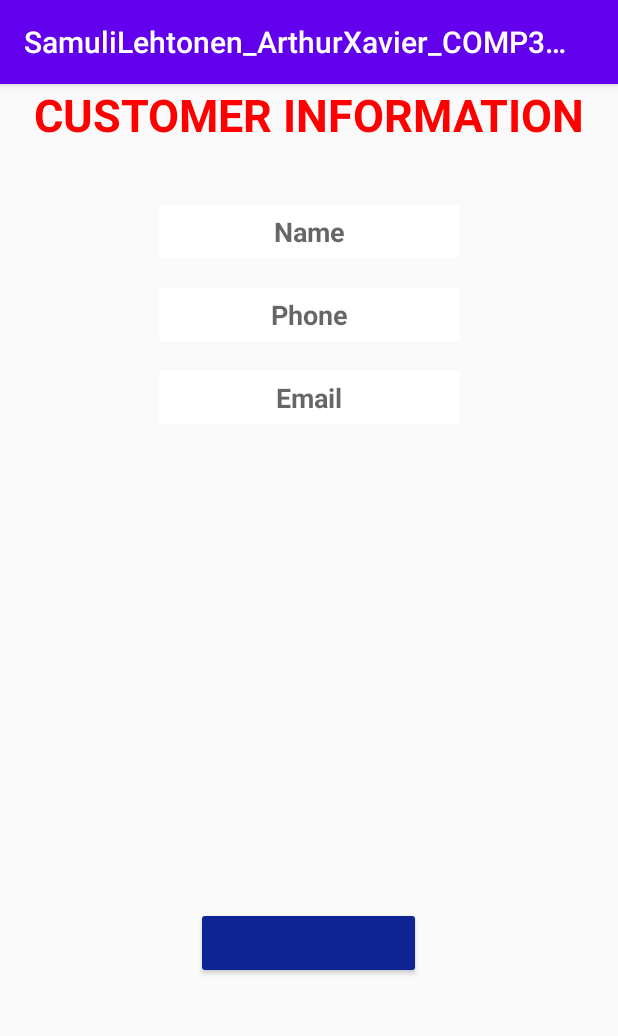
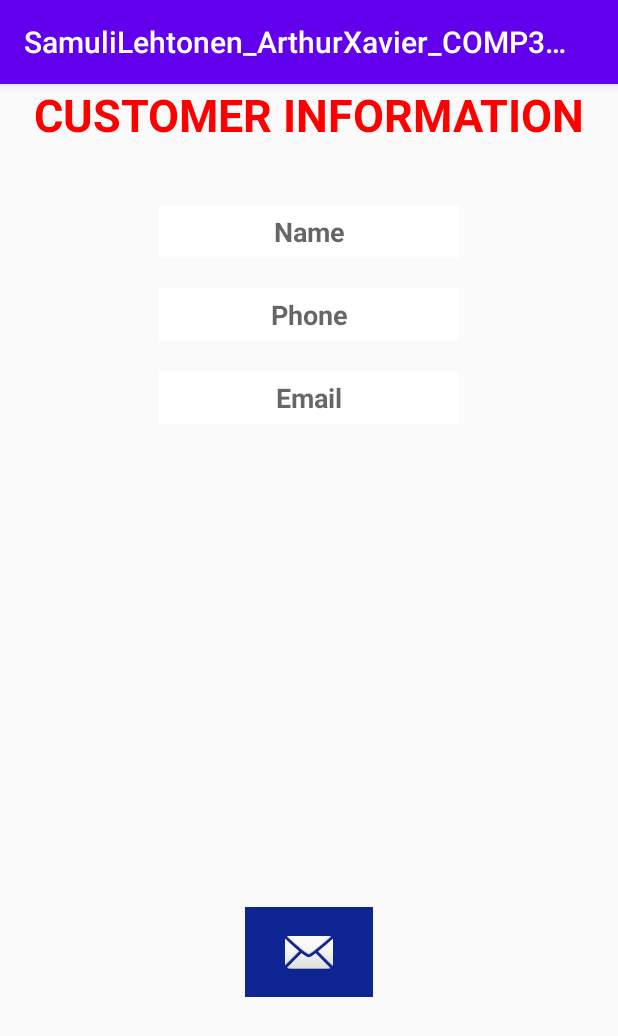
Before and after one commit to Cendukka/MobileApplicationAssignments4-6, an Android app: the InfoActivity screen opened directly, with no data from a screen before it, on a phone screen of 412 x 824 dp. Shown: the top 1036 px of the screen. Run offline under Robolectric (Android 15) with nearby library versions, the phone set to English and light mode, and no system bars.

Commit message:
Lab6: Sending SMS
The app sends sms to it's own phone number now, and taking the receiver name

```diff
--- a/SamuliLehtonen_ArthurXavier_COMP304_Sec003_Lab6/app/src/main/AndroidManifest.xml
+++ b/SamuliLehtonen_ArthurXavier_COMP304_Sec003_Lab6/app/src/main/AndroidManifest.xml
@@ -1,7 +1,7 @@
 <?xml version="1.0" encoding="utf-8"?>
 <manifest xmlns:android="http://schemas.android.com/apk/res/android"
     package="com.example.samulilehtonen_arthurxavier_comp304_sec003_lab6">
-
+    <uses-permission android:name="android.permission.SEND_SMS" />
     <application
         android:allowBackup="true"
         android:icon="@mipmap/ic_launcher"
--- a/SamuliLehtonen_ArthurXavier_COMP304_Sec003_Lab6/app/src/main/java/com/example/samulilehtonen_arthurxavier_comp304_sec003_lab6/InfoActivity.java
+++ b/SamuliLehtonen_ArthurXavier_COMP304_Sec003_Lab6/app/src/main/java/com/example/samulilehtonen_arthurxavier_comp304_sec003_lab6/InfoActivity.java
@@ -2,14 +2,26 @@ package com.example.samulilehtonen_arthurxavier_comp304_sec003_lab6;
 
 import androidx.appcompat.app.AppCompatActivity;
 
+import android.app.PendingIntent;
+import android.content.BroadcastReceiver;
+import android.content.Context;
+import android.content.Intent;
+import android.content.IntentFilter;
 import android.os.Bundle;
+import android.telephony.SmsManager;
+import android.view.View;
 import android.widget.EditText;
+import android.widget.ImageButton;
 import android.widget.TextView;
+import android.widget.Toast;
 
 public class InfoActivity extends AppCompatActivity {
 
     EditText customerName, customerPhone, customerEmail;
     TextView productsResume;
+    ImageButton submit;
+    IntentFilter intentFilter;
+    Context context;
 
     @Override
     protected void onCreate(Bundle savedInstanceState) {
@@ -20,6 +32,48 @@ public class InfoActivity extends AppCompatActivity {
         customerPhone = (EditText) findViewById(R.id.txtPhone);
         customerEmail = (EditText) findViewById(R.id.txtEmail);
         productsResume = (TextView) findViewById(R.id.txtProductResume);
+        submit = (ImageButton) findViewById(R.id.btnFinish);
+
+        context = getApplicationContext();
+        intentFilter = new IntentFilter();
+        intentFilter.addAction("SMS_RECEIVED_ACTION");
+
+        submit.setOnClickListener(new View.OnClickListener() {
+            @Override
+            public void onClick(View view) {
+
+                String custName = customerName.getText().toString();
+                String cutPhone = customerPhone.getText().toString();
+                String custEmail = customerEmail.getText().toString();
+
+                if(!custName.equals("") && !cutPhone.equals("")){
+                    String custNameEdit = custName.substring(0, 1).toUpperCase() + custName.substring(1).toLowerCase();
+                    String submitedSMS = "Thank you for your purchase, "+custNameEdit+" ! We will inform you when we have sent your ordered items!";
+                    //String submitedSMS = custName;
+                    String submitedEMAIL = "Thank you for your purchase! We will inform you when we have sent your ordered items!";
+
+                    try{
+                        sendMsg(submitedSMS, "+15555215554");
+                    }catch (Exception e){
+                        Toast.makeText(context, "Something went wrong while sending SMS. Check permissions and Try again.", Toast.LENGTH_LONG).show();
+                    }
+                }else{
+                    Toast.makeText(context, "Fill all fields", Toast.LENGTH_SHORT).show();
+                }
+
+
+
+            }
+        });
 
     }
+
+    void sendMsg(String smsMessage, String smsNumber){
+        PendingIntent sentPI = PendingIntent.getBroadcast(this,0, new Intent("Sent"), 0);
+        PendingIntent deliveredPI = PendingIntent.getBroadcast(this,0, new Intent("Delivered"), 0);
+
+        SmsManager sms = SmsManager.getDefault();
+        sms.sendTextMessage(smsNumber,null, smsMessage, sentPI, deliveredPI);
+    }
+
 }
--- a/SamuliLehtonen_ArthurXavier_COMP304_Sec003_Lab6/app/src/main/res/layout/activity_info.xml
+++ b/SamuliLehtonen_ArthurXavier_COMP304_Sec003_Lab6/app/src/main/res/layout/activity_info.xml
@@ -67,12 +67,14 @@
         android:textAlignment="center"
         android:textSize="24sp" />
 
-    <Button
+    <ImageButton
         android:id="@+id/btnFinish"
-        android:layout_width="150dp"
-        android:layout_height="wrap_content"
+        android:layout_width="85dp"
+        android:layout_height="60dp"
         android:layout_marginTop="40dp"
+        android:background="#FFFFFF"
         android:backgroundTint="#0E2493"
+        android:src="@android:drawable/ic_dialog_email"
         android:textAlignment="textEnd"
         android:textColor="#FFFFFF"
         tools:text="Finish Purchase" />
```
